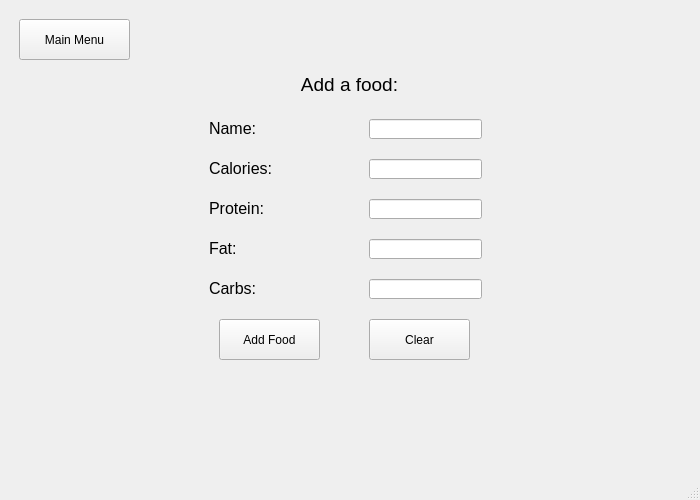
Old version of the form gui.ui in the repository michaelisrael1/FitTrack.
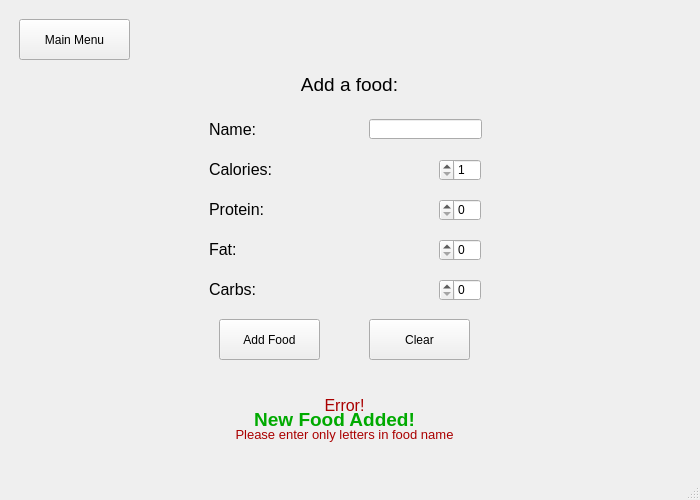
New version of the form. The open tabs and pages were chosen to show the change.

Patch:
```diff
--- a/gui.ui
+++ b/gui.ui
@@ -30,7 +30,7 @@
   </property>
   <widget class="QWidget" name="centralwidget">
    <layout class="QGridLayout" name="gridLayout">
-    <item row="0" column="1">
+    <item row="0" column="0">
      <widget class="QStackedWidget" name="stackedWidgetFitTrack">
       <property name="enabled">
        <bool>true</bool>
@@ -533,7 +533,7 @@
           <x>200</x>
           <y>110</y>
           <width>111</width>
-          <height>16</height>
+          <height>21</height>
          </rect>
         </property>
         <property name="text">
@@ -550,53 +550,13 @@
          </rect>
         </property>
        </widget>
-       <widget class="QLineEdit" name="input_calories">
-        <property name="geometry">
-         <rect>
-          <x>360</x>
-          <y>150</y>
-          <width>113</width>
-          <height>20</height>
-         </rect>
-        </property>
-       </widget>
-       <widget class="QLineEdit" name="input_protein">
-        <property name="geometry">
-         <rect>
-          <x>360</x>
-          <y>190</y>
-          <width>113</width>
-          <height>20</height>
-         </rect>
-        </property>
-       </widget>
-       <widget class="QLineEdit" name="input_fat">
-        <property name="geometry">
-         <rect>
-          <x>360</x>
-          <y>230</y>
-          <width>113</width>
-          <height>20</height>
-         </rect>
-        </property>
-       </widget>
-       <widget class="QLineEdit" name="input_carbs">
-        <property name="geometry">
-         <rect>
-          <x>360</x>
-          <y>270</y>
-          <width>113</width>
-          <height>20</height>
-         </rect>
-        </property>
-       </widget>
        <widget class="QLabel" name="label_calories">
         <property name="geometry">
          <rect>
           <x>200</x>
           <y>150</y>
           <width>111</width>
-          <height>16</height>
+          <height>21</height>
          </rect>
         </property>
         <property name="text">
@@ -609,7 +569,7 @@
           <x>200</x>
           <y>190</y>
           <width>111</width>
-          <height>16</height>
+          <height>21</height>
          </rect>
         </property>
         <property name="text">
@@ -622,7 +582,7 @@
           <x>200</x>
           <y>230</y>
           <width>111</width>
-          <height>16</height>
+          <height>21</height>
          </rect>
         </property>
         <property name="text">
@@ -635,7 +595,7 @@
           <x>200</x>
           <y>270</y>
           <width>111</width>
-          <height>16</height>
+          <height>21</height>
          </rect>
         </property>
         <property name="text">
@@ -681,6 +641,93 @@
          <string>Main Menu</string>
         </property>
        </widget>
+       <widget class="QSpinBox" name="input_calories">
+        <property name="geometry">
+         <rect>
+          <x>430</x>
+          <y>150</y>
+          <width>42</width>
+          <height>22</height>
+         </rect>
+        </property>
+        <property name="minimum">
+         <number>1</number>
+        </property>
+        <property name="maximum">
+         <number>5000</number>
+        </property>
+       </widget>
+       <widget class="QSpinBox" name="input_protein">
+        <property name="geometry">
+         <rect>
+          <x>430</x>
+          <y>190</y>
+          <width>42</width>
+          <height>22</height>
+         </rect>
+        </property>
+        <property name="minimum">
+         <number>0</number>
+        </property>
+        <property name="maximum">
+         <number>700</number>
+        </property>
+        <property name="value">
+         <number>0</number>
+        </property>
+       </widget>
+       <widget class="QSpinBox" name="input_fat">
+        <property name="geometry">
+         <rect>
+          <x>430</x>
+          <y>230</y>
+          <width>42</width>
+          <height>22</height>
+         </rect>
+        </property>
+        <property name="maximum">
+         <number>700</number>
+        </property>
+       </widget>
+       <widget class="QSpinBox" name="input_carbs">
+        <property name="geometry">
+         <rect>
+          <x>430</x>
+          <y>270</y>
+          <width>42</width>
+          <height>22</height>
+         </rect>
+        </property>
+        <property name="maximum">
+         <number>700</number>
+        </property>
+       </widget>
+       <widget class="QLabel" name="label_food_added">
+        <property name="geometry">
+         <rect>
+          <x>210</x>
+          <y>380</y>
+          <width>231</width>
+          <height>61</height>
+         </rect>
+        </property>
+        <property name="text">
+         <string>&lt;html&gt;&lt;head/&gt;&lt;body&gt;&lt;p align=&quot;center&quot;&gt;&lt;span style=&quot; font-size:14pt; font-weight:600; color:#00aa00;&quot;&gt;New Food Added!&lt;/span&gt;&lt;/p&gt;&lt;/body&gt;&lt;/html&gt;</string>
+        </property>
+       </widget>
+       <widget class="QLabel" name="label_error_food">
+        <property name="geometry">
+         <rect>
+          <x>220</x>
+          <y>380</y>
+          <width>231</width>
+          <height>61</height>
+         </rect>
+        </property>
+        <property name="text">
+         <string>&lt;html&gt;&lt;head/&gt;&lt;body&gt;&lt;p align=&quot;center&quot;&gt;&lt;span style=&quot; font-size:12pt; color:#aa0000;&quot;&gt;Error!&lt;/span&gt;&lt;/p&gt;&lt;p align=&quot;center&quot;&gt;&lt;span style=&quot; font-size:10pt; color:#aa0000;&quot;&gt;Please enter only letters in food name&lt;/span&gt;&lt;/p&gt;&lt;/body&gt;&lt;/html&gt;</string>
+        </property>
+       </widget>
       </widget>
       <widget class="QWidget" name="page_Visualize"/>
      </widget>
```
Left out of the diff: 286 changed lines with no effect on the pictures.
